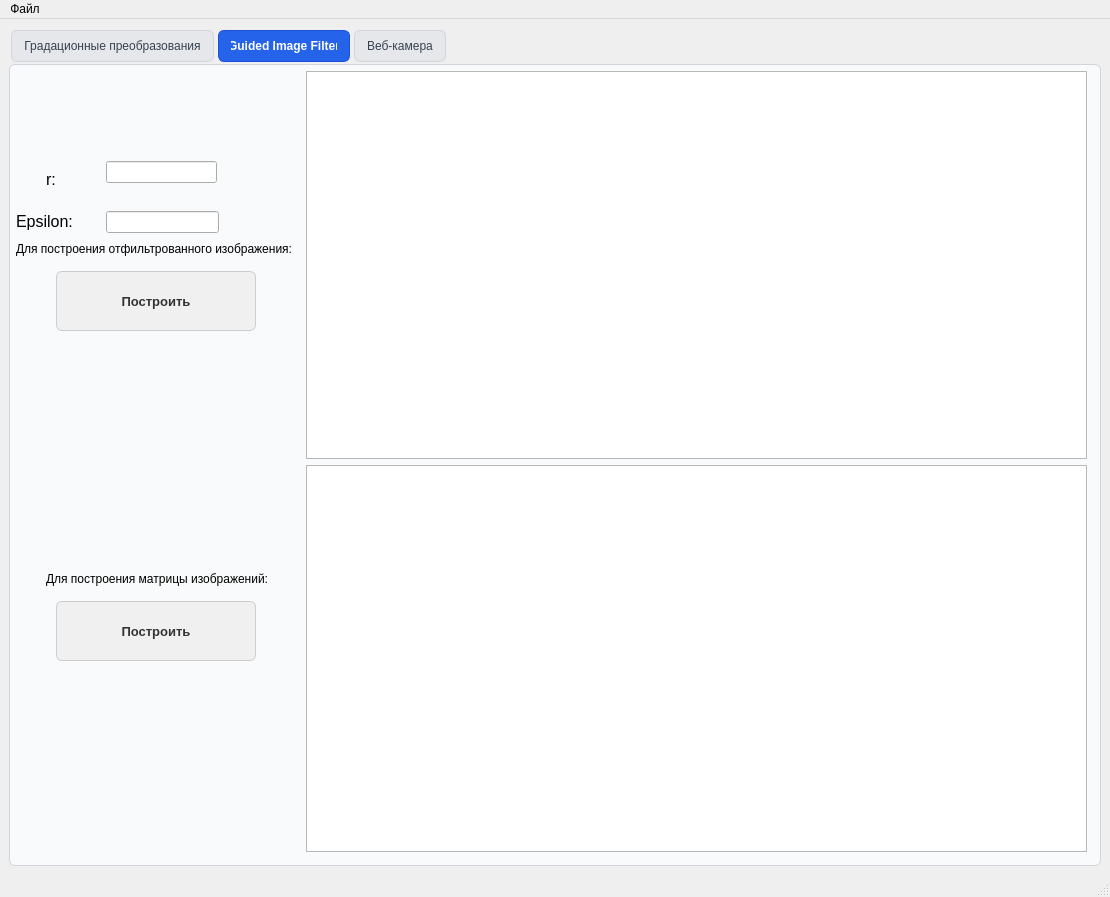
First picture: the form in DIP/MyApp.ui, repository KYashin/Digital-Image-Processing, before the edit.
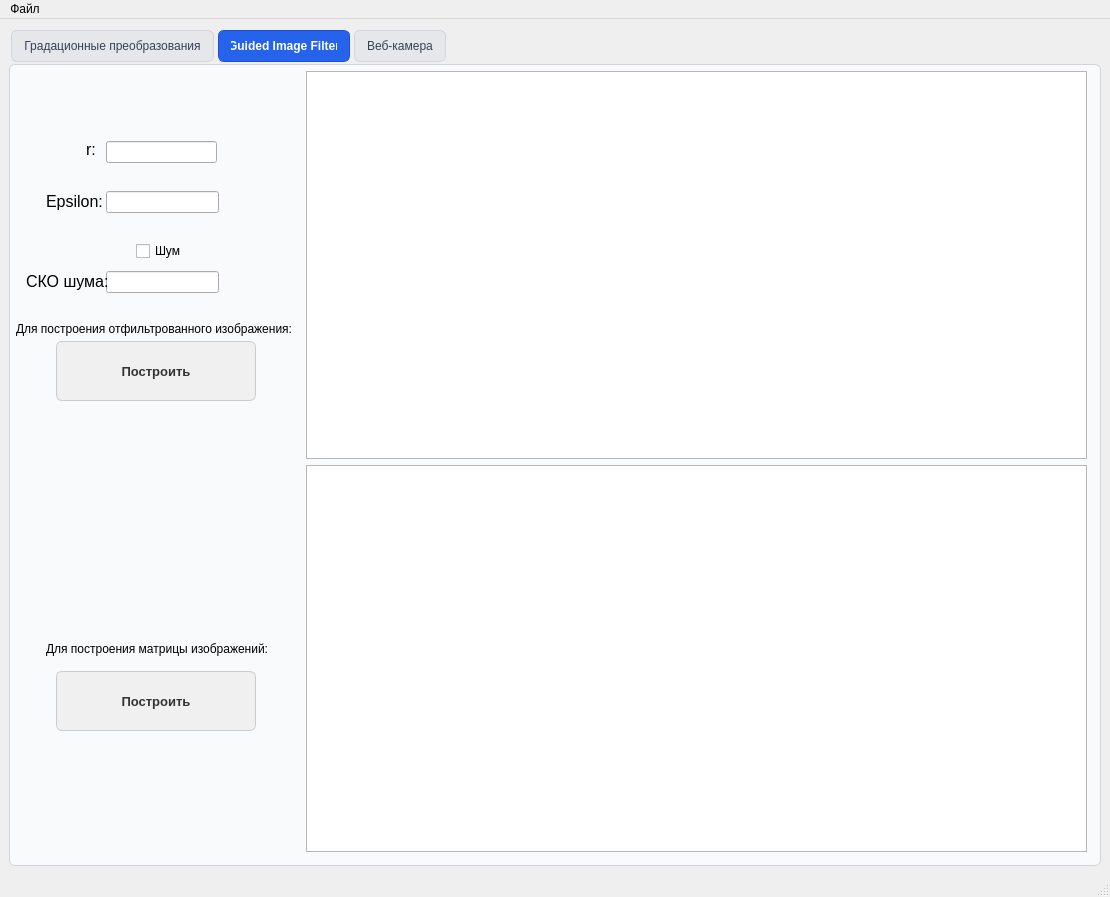
Second picture: the form after the edit. The open tabs and pages were chosen to show the change.

Commit message: Доработка.

```diff
--- a/DIP/MyApp.ui
+++ b/DIP/MyApp.ui
@@ -15,7 +15,7 @@
   </property>
   <widget class="QWidget" name="centralwidget">
    <layout class="QGridLayout" name="gridLayout">
-    <item row="0" column="1">
+    <item row="0" column="0">
      <widget class="QTabWidget" name="tabWidget">
       <property name="enabled">
        <bool>true</bool>
@@ -904,7 +904,7 @@
         <property name="geometry">
          <rect>
           <x>40</x>
-          <y>530</y>
+          <y>600</y>
           <width>200</width>
           <height>60</height>
          </rect>
@@ -951,7 +951,7 @@
         <property name="geometry">
          <rect>
           <x>40</x>
-          <y>200</y>
+          <y>270</y>
           <width>200</width>
           <height>60</height>
          </rect>
@@ -998,7 +998,7 @@
         <property name="geometry">
          <rect>
           <x>90</x>
-          <y>140</y>
+          <y>120</y>
           <width>113</width>
           <height>22</height>
          </rect>
@@ -1008,7 +1008,7 @@
         <property name="geometry">
          <rect>
           <x>90</x>
-          <y>90</y>
+          <y>70</y>
           <width>111</width>
           <height>22</height>
          </rect>
@@ -1017,8 +1017,8 @@
        <widget class="QLabel" name="label_2">
         <property name="geometry">
          <rect>
-          <x>30</x>
-          <y>100</y>
+          <x>70</x>
+          <y>70</y>
           <width>31</width>
           <height>16</height>
          </rect>
@@ -1035,8 +1035,8 @@
        <widget class="QLabel" name="label_3">
         <property name="geometry">
          <rect>
-          <x>0</x>
-          <y>140</y>
+          <x>30</x>
+          <y>120</y>
           <width>61</width>
           <height>21</height>
          </rect>
@@ -1054,7 +1054,7 @@
         <property name="geometry">
          <rect>
           <x>30</x>
-          <y>500</y>
+          <y>570</y>
           <width>231</width>
           <height>16</height>
          </rect>
@@ -1067,7 +1067,7 @@
         <property name="geometry">
          <rect>
           <x>0</x>
-          <y>170</y>
+          <y>250</y>
           <width>281</width>
           <height>16</height>
          </rect>
@@ -1076,6 +1076,50 @@
          <string>Для построения отфильтрованного изображения:</string>
         </property>
        </widget>
+       <widget class="QCheckBox" name="checkBox">
+        <property name="geometry">
+         <rect>
+          <x>120</x>
+          <y>170</y>
+          <width>51</width>
+          <height>20</height>
+         </rect>
+        </property>
+        <property name="statusTip">
+         <string>Добавить гауссов шум к загруженному изображению</string>
+        </property>
+        <property name="text">
+         <string>Шум</string>
+        </property>
+       </widget>
+       <widget class="QLineEdit" name="lineEdit">
+        <property name="geometry">
+         <rect>
+          <x>90</x>
+          <y>200</y>
+          <width>113</width>
+          <height>22</height>
+         </rect>
+        </property>
+       </widget>
+       <widget class="QLabel" name="label_6">
+        <property name="geometry">
+         <rect>
+          <x>10</x>
+          <y>200</y>
+          <width>81</width>
+          <height>20</height>
+         </rect>
+        </property>
+        <property name="font">
+         <font>
+          <pointsize>12</pointsize>
+         </font>
+        </property>
+        <property name="text">
+         <string>СКО шума:</string>
+        </property>
+       </widget>
       </widget>
       <widget class="QWidget" name="cam">
        <attribute name="title">
```
Left out of the diff: 2 changed lines with no effect on the pictures. The commit also changes 2 other files.
